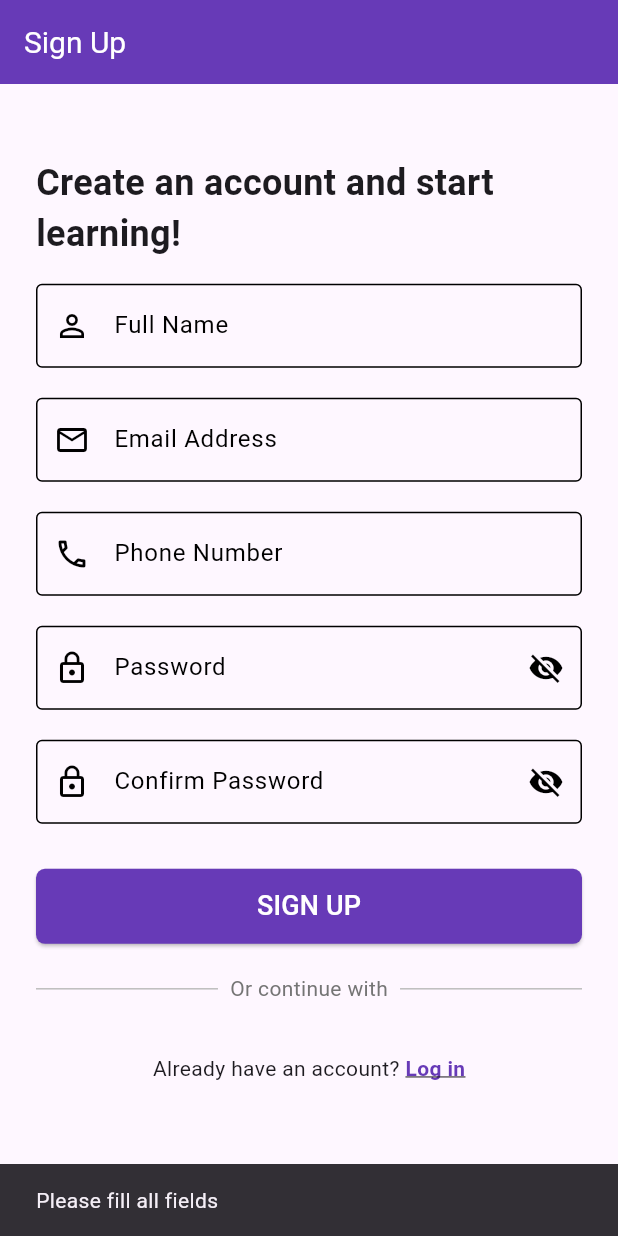
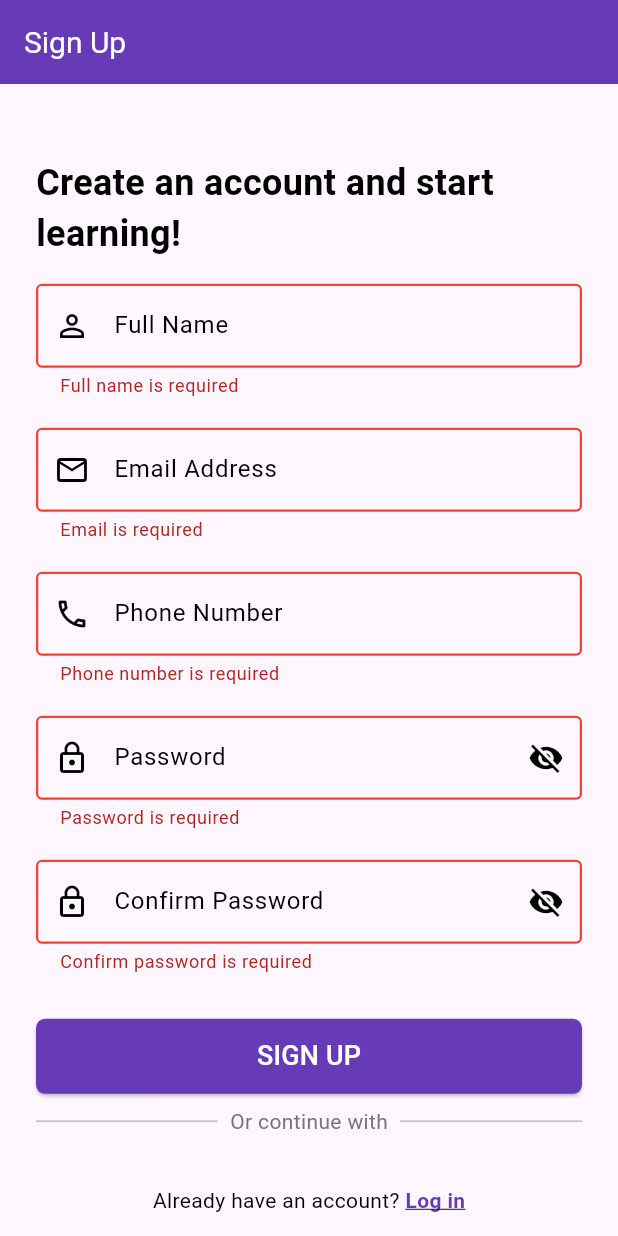
Before and after one commit to RijanPrajapati1/placefinder, a Flutter app: the SignupPage screen opened by its route, after a tap on "SIGN UP", on a phone screen of 412 x 824 dp. Run offline on Flutter 3.47's test engine with Material 3 defaults, Android fonts, the phone set to English and light mode, and no system bars; our stand-ins replace cloud_firestore, firebase_auth, firebase_core, flutter_bloc, flutter_map, geolocator and 4 more; accounts and stored records are empty.

Commit message:
final setup

```diff
--- a/lib/auth/signup/bloc/signup_bloc.dart
+++ b/lib/auth/signup/bloc/signup_bloc.dart
@@ -21,23 +21,13 @@ class SignupSubmitted extends SignupEvent {
 class SignupState {
   final bool isLoading;
   final String? errorMessage;
-  final bool isSuccess;
 
-  SignupState({
-    this.isLoading = false,
-    this.errorMessage,
-    this.isSuccess = false,
-  });
+  SignupState({this.isLoading = false, this.errorMessage});
 
-  SignupState copyWith({
-    bool? isLoading,
-    String? errorMessage,
-    bool? isSuccess,
-  }) {
+  SignupState copyWith({bool? isLoading, String? errorMessage}) {
     return SignupState(
       isLoading: isLoading ?? this.isLoading,
       errorMessage: errorMessage,
-      isSuccess: isSuccess ?? this.isSuccess,
     );
   }
 }
@@ -46,14 +36,14 @@ class SignupBloc extends Bloc<SignupEvent, SignupState> {
   final FirebaseAuthService _authService;
 
   SignupBloc(this._authService) : super(SignupState()) {
-    on<SignupSubmitted>(_onSignupSubmitted);
+    on<SignupSubmitted>(_onSubmitted);
   }
 
-  Future<void> _onSignupSubmitted(
+  Future<void> _onSubmitted(
     SignupSubmitted event,
     Emitter<SignupState> emit,
   ) async {
-    emit(state.copyWith(isLoading: true, errorMessage: null));
+    emit(state.copyWith(isLoading: true));
 
     try {
       await _authService.signUp(
@@ -62,13 +52,13 @@ class SignupBloc extends Bloc<SignupEvent, SignupState> {
         phone: event.phone,
         password: event.password,
       );
-      emit(state.copyWith(isLoading: false, isSuccess: true));
+      emit(state.copyWith(isLoading: false));
     } on FirebaseAuthException catch (e) {
-      String message = e.message ?? "Signup failed";
+      String msg = e.message ?? "Signup failed";
       if (e.code == 'email-already-in-use') {
-        message = "The email address is already in use";
+        msg = "The email address is already in use by another account";
       }
-      emit(state.copyWith(isLoading: false, errorMessage: message));
+      emit(state.copyWith(isLoading: false, errorMessage: msg));
     } catch (e) {
       emit(
         state.copyWith(
--- a/lib/auth/signup/presentation/signup_page.dart
+++ b/lib/auth/signup/presentation/signup_page.dart
@@ -14,7 +14,8 @@ class SignupPage extends StatefulWidget {
 }
 
 class _SignupPageState extends State<SignupPage> {
-  final _formKey = GlobalKey<FormState>();
+  bool _passwordVisible = false;
+  bool _confirmPasswordVisible = false;
 
   final nameController = TextEditingController();
   final emailController = TextEditingController();
@@ -22,8 +23,11 @@ class _SignupPageState extends State<SignupPage> {
   final passwordController = TextEditingController();
   final confirmPasswordController = TextEditingController();
 
-  bool _passwordVisible = false;
-  bool _confirmPasswordVisible = false;
+  String? nameError;
+  String? emailError;
+  String? phoneError;
+  String? passwordError;
+  String? confirmPasswordError;
 
   @override
   void dispose() {
@@ -35,9 +39,23 @@ class _SignupPageState extends State<SignupPage> {
     super.dispose();
   }
 
+  void _clearErrors() {
+    setState(() {
+      nameError = null;
+      emailError = null;
+      phoneError = null;
+      passwordError = null;
+      confirmPasswordError = null;
+    });
+  }
+
+  bool _isValidEmail(String email) {
+    return RegExp(r'^[\w-\.]+@([\w-]+\.)+[\w-]{2,4}$').hasMatch(email);
+  }
+
   @override
   Widget build(BuildContext context) {
-    final deviceHeight = MediaQuery.of(context).size.height;
+    final double deviceHeight = MediaQuery.of(context).size.height;
 
     return BlocProvider(
       create: (_) => SignupBloc(FirebaseAuthService()),
@@ -50,9 +68,17 @@ class _SignupPageState extends State<SignupPage> {
           backgroundColor: AppColor.primary,
           iconTheme: const IconThemeData(color: AppColor.white),
         ),
-        body: BlocConsumer<SignupBloc, SignupState>(
+        body: BlocListener<SignupBloc, SignupState>(
           listener: (context, state) {
-            if (state.isSuccess) {
+            if (state.errorMessage != null) {
+              ScaffoldMessenger.of(context).showSnackBar(
+                SnackBar(
+                  content: Text(state.errorMessage!),
+                  backgroundColor: Colors.red,
+                ),
+              );
+            }
+            if (!state.isLoading && state.errorMessage == null) {
               ScaffoldMessenger.of(context).showSnackBar(
                 const SnackBar(
                   content: Text("Account created successfully"),
@@ -61,21 +87,9 @@ class _SignupPageState extends State<SignupPage> {
               );
               context.goNamed(Routes.login);
             }
-
-            if (state.errorMessage != null) {
-              ScaffoldMessenger.of(context).showSnackBar(
-                SnackBar(
-                  content: Text(state.errorMessage!),
-                  backgroundColor: Colors.red,
-                ),
-              );
-            }
           },
-          builder: (context, state) {
-            return SingleChildScrollView(
+          child: SingleChildScrollView(
             padding: const EdgeInsets.all(24.0),
-              child: Form(
-                key: _formKey,
             child: Column(
               crossAxisAlignment: CrossAxisAlignment.start,
               children: [
@@ -85,49 +99,174 @@ class _SignupPageState extends State<SignupPage> {
                   style: TextStyle(
                     fontSize: 24,
                     fontWeight: FontWeight.bold,
+                    color: Colors.black,
                   ),
                 ),
                 SizedBox(height: deviceHeight * 0.02),
 
-                    _buildTextField(
-                      nameController,
-                      "Full Name",
+                TextField(
+                  controller: nameController,
+                  keyboardType: TextInputType.name,
+                  onChanged: (_) => _clearErrors(),
+                  decoration: InputDecoration(
+                    labelText: 'Full Name',
+                    labelStyle: const TextStyle(color: AppColor.black),
+                    prefixIcon: const Icon(
                       Icons.person_outline,
+                      color: AppColor.black,
                     ),
+                    enabledBorder: const OutlineInputBorder(
+                      borderSide: BorderSide(color: AppColor.black, width: 1),
+                    ),
+                    focusedBorder: const OutlineInputBorder(
+                      borderSide: BorderSide(color: AppColor.black, width: 2),
+                    ),
+                    errorBorder: const OutlineInputBorder(
+                      borderSide: BorderSide(color: Colors.red, width: 1.5),
+                    ),
+                    focusedErrorBorder: const OutlineInputBorder(
+                      borderSide: BorderSide(color: Colors.red, width: 2),
+                    ),
+                    errorText: nameError,
+                  ),
+                ),
+
                 const SizedBox(height: 20),
-                    _buildTextField(
-                      emailController,
-                      "Email Address",
+
+                TextField(
+                  controller: emailController,
+                  keyboardType: TextInputType.emailAddress,
+                  onChanged: (_) => _clearErrors(),
+                  decoration: InputDecoration(
+                    labelText: 'Email Address',
+                    labelStyle: const TextStyle(color: AppColor.black),
+                    prefixIcon: const Icon(
                       Icons.email_outlined,
-                      TextInputType.emailAddress,
+                      color: AppColor.black,
                     ),
+                    enabledBorder: const OutlineInputBorder(
+                      borderSide: BorderSide(color: AppColor.black, width: 1),
+                    ),
+                    focusedBorder: const OutlineInputBorder(
+                      borderSide: BorderSide(color: AppColor.black, width: 2),
+                    ),
+                    errorBorder: const OutlineInputBorder(
+                      borderSide: BorderSide(color: Colors.red, width: 1.5),
+                    ),
+                    focusedErrorBorder: const OutlineInputBorder(
+                      borderSide: BorderSide(color: Colors.red, width: 2),
+                    ),
+                    errorText: emailError,
+                  ),
+                ),
+
                 const SizedBox(height: 20),
-                    _buildTextField(
-                      phoneController,
-                      "Phone Number",
+
+                TextField(
+                  controller: phoneController,
+                  keyboardType: TextInputType.phone,
+                  onChanged: (_) => _clearErrors(),
+                  decoration: InputDecoration(
+                    labelText: 'Phone Number',
+                    labelStyle: const TextStyle(color: AppColor.black),
+                    prefixIcon: const Icon(
                       Icons.phone_outlined,
-                      TextInputType.phone,
+                      color: AppColor.black,
                     ),
+                    enabledBorder: const OutlineInputBorder(
+                      borderSide: BorderSide(color: AppColor.black, width: 1),
+                    ),
+                    focusedBorder: const OutlineInputBorder(
+                      borderSide: BorderSide(color: AppColor.black, width: 2),
+                    ),
+                    errorBorder: const OutlineInputBorder(
+                      borderSide: BorderSide(color: Colors.red, width: 1.5),
+                    ),
+                    focusedErrorBorder: const OutlineInputBorder(
+                      borderSide: BorderSide(color: Colors.red, width: 2),
+                    ),
+                    errorText: phoneError,
+                  ),
+                ),
+
                 const SizedBox(height: 20),
-                    _buildPasswordField(
-                      passwordController,
-                      "Password",
-                      _passwordVisible,
-                      () {
-                        setState(() => _passwordVisible = !_passwordVisible);
-                      },
+
+                TextField(
+                  controller: passwordController,
+                  obscureText: !_passwordVisible,
+                  onChanged: (_) => _clearErrors(),
+                  decoration: InputDecoration(
+                    labelText: 'Password',
+                    labelStyle: const TextStyle(color: AppColor.black),
+                    prefixIcon: const Icon(
+                      Icons.lock_outline,
+                      color: AppColor.black,
                     ),
+                    suffixIcon: IconButton(
+                      icon: Icon(
+                        _passwordVisible
+                            ? Icons.visibility
+                            : Icons.visibility_off,
+                        color: AppColor.black,
+                      ),
+                      onPressed: () =>
+                          setState(() => _passwordVisible = !_passwordVisible),
+                    ),
+                    enabledBorder: const OutlineInputBorder(
+                      borderSide: BorderSide(color: AppColor.black, width: 1),
+                    ),
+                    focusedBorder: const OutlineInputBorder(
+                      borderSide: BorderSide(color: AppColor.black, width: 2),
+                    ),
+                    errorBorder: const OutlineInputBorder(
+                      borderSide: BorderSide(color: Colors.red, width: 1.5),
+                    ),
+                    focusedErrorBorder: const OutlineInputBorder(
+                      borderSide: BorderSide(color: Colors.red, width: 2),
+                    ),
+                    errorText: passwordError,
+                  ),
+                ),
+
                 const SizedBox(height: 20),
-                    _buildPasswordField(
-                      confirmPasswordController,
-                      "Confirm Password",
-                      _confirmPasswordVisible,
-                      () {
-                        setState(
-                          () => _confirmPasswordVisible =
-                              !_confirmPasswordVisible,
-                        );
-                      },
+
+                TextField(
+                  controller: confirmPasswordController,
+                  obscureText: !_confirmPasswordVisible,
+                  onChanged: (_) => _clearErrors(),
+                  decoration: InputDecoration(
+                    labelText: 'Confirm Password',
+                    labelStyle: const TextStyle(color: AppColor.black),
+                    prefixIcon: const Icon(
+                      Icons.lock_outline,
+                      color: AppColor.black,
+                    ),
+                    suffixIcon: IconButton(
+                      icon: Icon(
+                        _confirmPasswordVisible
+                            ? Icons.visibility
+                            : Icons.visibility_off,
+                        color: AppColor.black,
+                      ),
+                      onPressed: () => setState(
+                        () =>
+                            _confirmPasswordVisible = !_confirmPasswordVisible,
+                      ),
+                    ),
+                    enabledBorder: const OutlineInputBorder(
+                      borderSide: BorderSide(color: AppColor.black, width: 1),
+                    ),
+                    focusedBorder: const OutlineInputBorder(
+                      borderSide: BorderSide(color: AppColor.black, width: 2),
+                    ),
+                    errorBorder: const OutlineInputBorder(
+                      borderSide: BorderSide(color: Colors.red, width: 1.5),
+                    ),
+                    focusedErrorBorder: const OutlineInputBorder(
+                      borderSide: BorderSide(color: Colors.red, width: 2),
+                    ),
+                    errorText: confirmPasswordError,
+                  ),
                 ),
 
                 const SizedBox(height: 30),
@@ -135,10 +274,12 @@ class _SignupPageState extends State<SignupPage> {
                 SizedBox(
                   width: double.infinity,
                   height: 50,
-                      child: ElevatedButton(
+                  child: BlocBuilder<SignupBloc, SignupState>(
+                    builder: (context, state) {
+                      return ElevatedButton(
                         onPressed: state.isLoading
                             ? null
-                            : () => _submitForm(context),
+                            : () => _signUp(context),
                         style: ElevatedButton.styleFrom(
                           backgroundColor: AppColor.primary,
                           foregroundColor: AppColor.white,
@@ -147,18 +288,24 @@ class _SignupPageState extends State<SignupPage> {
                           ),
                         ),
                         child: state.isLoading
-                            ? const CircularProgressIndicator(
+                            ? const SizedBox(
+                                height: 24,
+                                width: 24,
+                                child: CircularProgressIndicator(
                                   color: Colors.white,
+                                  strokeWidth: 2.5,
+                                ),
                               )
                             : const Text(
                                 'SIGN UP',
                                 style: TextStyle(fontSize: 18),
                               ),
+                      );
+                    },
                   ),
                 ),
 
-                    const SizedBox(height: 20),
-
+                SizedBox(height: deviceHeight * 0.01),
                 Row(
                   children: [
                     Expanded(
@@ -182,7 +329,10 @@ class _SignupPageState extends State<SignupPage> {
                 Row(
                   mainAxisAlignment: MainAxisAlignment.center,
                   children: [
-                        const Text("Already have an account? "),
+                    const Text(
+                      "Already have an account? ",
+                      style: TextStyle(color: AppColor.black),
+                    ),
                     GestureDetector(
                       onTap: () => context.goNamed(Routes.login),
                       child: const Text(
@@ -199,95 +349,55 @@ class _SignupPageState extends State<SignupPage> {
               ],
             ),
           ),
-            );
-          },
         ),
       ),
     );
   }
 
-  Widget _buildTextField(
-    TextEditingController controller,
-    String label,
-    IconData icon, [
-    TextInputType keyboardType = TextInputType.text,
-  ]) {
-    return TextField(
-      controller: controller,
-      keyboardType: keyboardType,
-      decoration: InputDecoration(
-        labelText: label,
-        labelStyle: const TextStyle(color: AppColor.black),
-        prefixIcon: Icon(icon, color: AppColor.black),
-        enabledBorder: const OutlineInputBorder(
-          borderSide: BorderSide(color: AppColor.black, width: 1),
-        ),
-        focusedBorder: const OutlineInputBorder(
-          borderSide: BorderSide(color: AppColor.black, width: 2),
-        ),
-      ),
-    );
-  }
-
-  Widget _buildPasswordField(
-    TextEditingController controller,
-    String label,
-    bool visible,
-    VoidCallback onToggle,
-  ) {
-    return TextField(
-      controller: controller,
-      obscureText: !visible,
-      decoration: InputDecoration(
-        labelText: label,
-        labelStyle: const TextStyle(color: AppColor.black),
-        prefixIcon: const Icon(Icons.lock_outline, color: AppColor.black),
-        suffixIcon: IconButton(
-          icon: Icon(
-            visible ? Icons.visibility : Icons.visibility_off,
-            color: AppColor.black,
-          ),
-          onPressed: onToggle,
-        ),
-        enabledBorder: const OutlineInputBorder(
-          borderSide: BorderSide(color: AppColor.black, width: 1),
-        ),
-        focusedBorder: const OutlineInputBorder(
-          borderSide: BorderSide(color: AppColor.black, width: 2),
-        ),
-      ),
-    );
-  }
-
-  void _submitForm(BuildContext context) {
+  void _signUp(BuildContext context) {
     final name = nameController.text.trim();
     final email = emailController.text.trim();
     final phone = phoneController.text.trim();
     final password = passwordController.text.trim();
-    final confirm = confirmPasswordController.text.trim();
+    final confirmPassword = confirmPasswordController.text.trim();
 
-    if (name.isEmpty ||
-        email.isEmpty ||
-        phone.isEmpty ||
-        password.isEmpty ||
-        confirm.isEmpty) {
-      ScaffoldMessenger.of(
-        context,
-      ).showSnackBar(const SnackBar(content: Text("Please fill all fields")));
-      return;
+    _clearErrors();
+    bool hasError = false;
+
+    if (name.isEmpty) {
+      setState(() => nameError = "Full name is required");
+      hasError = true;
     }
-    if (password != confirm) {
-      ScaffoldMessenger.of(
-        context,
-      ).showSnackBar(const SnackBar(content: Text("Passwords do not match")));
-      return;
+    if (email.isEmpty) {
+      setState(() => emailError = "Email is required");
+      hasError = true;
+    } else if (!_isValidEmail(email)) {
+      setState(() => emailError = "Please enter a valid email address");
+      hasError = true;
     }
-    if (password.length < 6) {
-      ScaffoldMessenger.of(context).showSnackBar(
-        const SnackBar(content: Text("Password must be at least 6 characters")),
-      );
-      return;
+    if (phone.isEmpty) {
+      setState(() => phoneError = "Phone number is required");
+      hasError = true;
+    } else if (phone.length != 10 || !RegExp(r'^[0-9]+$').hasMatch(phone)) {
+      setState(() => phoneError = "Phone number must be exactly 10 digits");
+      hasError = true;
     }
+    if (password.isEmpty) {
+      setState(() => passwordError = "Password is required");
+      hasError = true;
+    } else if (password.length < 6) {
+      setState(() => passwordError = "Password must be at least 6 characters");
+      hasError = true;
+    }
+    if (confirmPassword.isEmpty) {
+      setState(() => confirmPasswordError = "Confirm password is required");
+      hasError = true;
+    } else if (password != confirmPassword) {
+      setState(() => confirmPasswordError = "Passwords do not match");
+      hasError = true;
+    }
+
+    if (hasError) return;
 
     context.read<SignupBloc>().add(
       SignupSubmitted(
```
Lines whose indentation alone changed are shown as unchanged.
